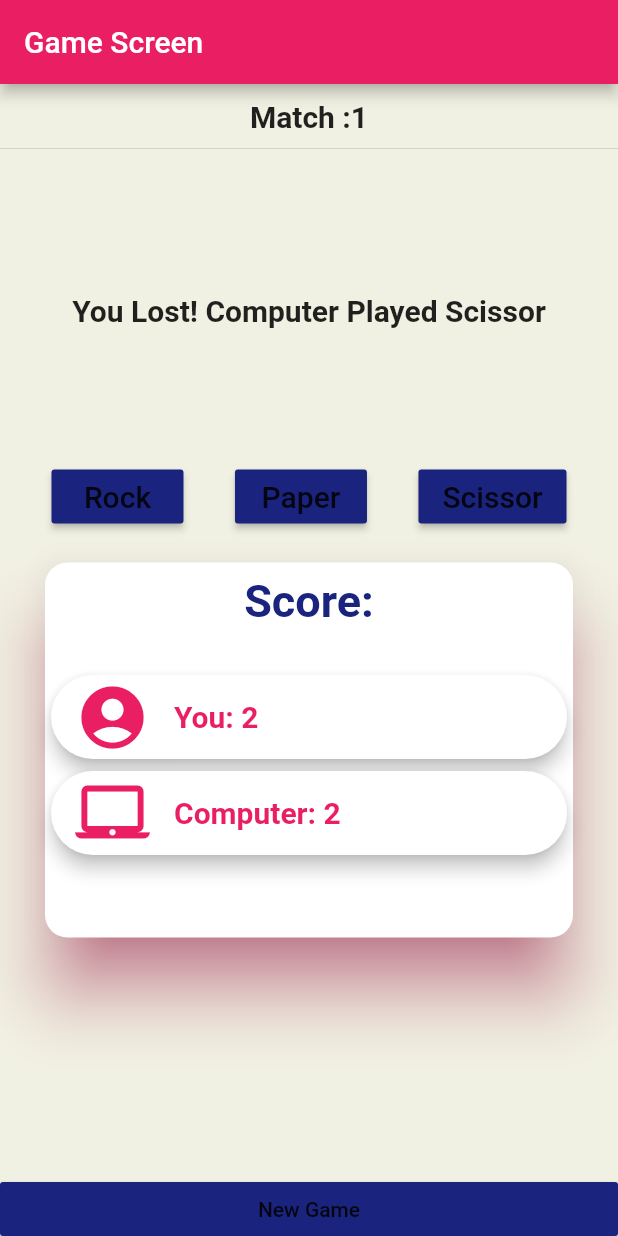
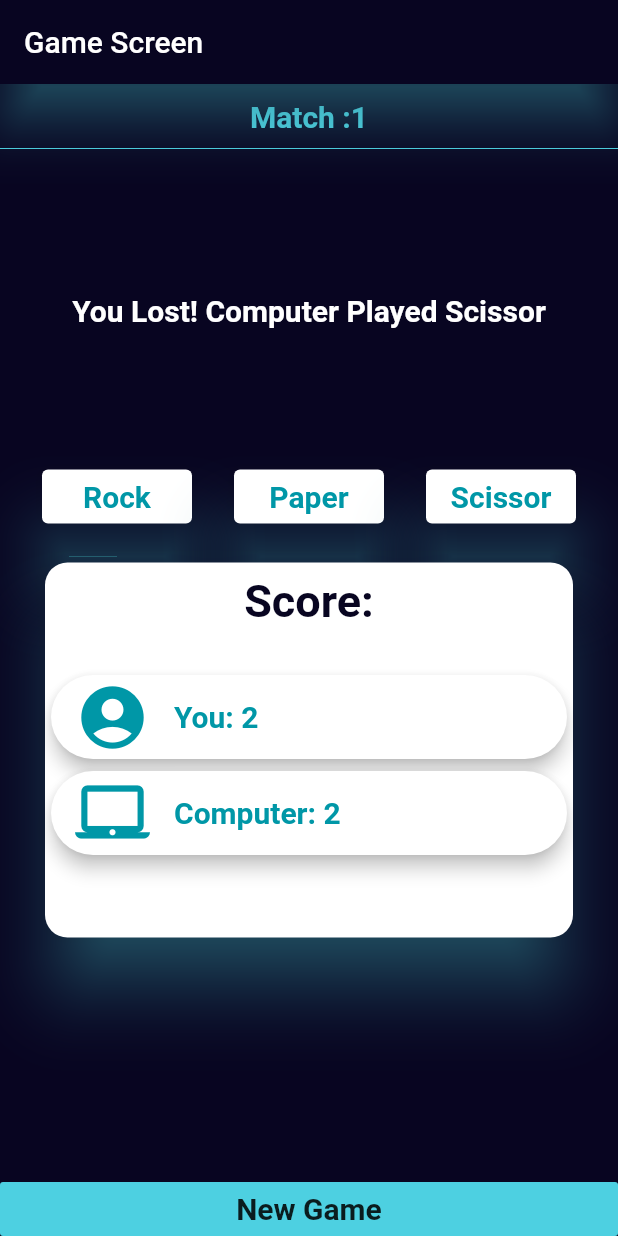
Before and after one commit to islam-ahsanul/rps-mobile-game, a Flutter app: the screen it shows after launch, on a phone screen of 412 x 824 dp. Run offline on Flutter 3.47's test engine with Material 2 defaults, Android fonts, the phone set to English and light mode, and no system bars.

Commit message:
completed UI

```diff
--- a/lib/main.dart
+++ b/lib/main.dart
@@ -15,9 +15,10 @@ class MyApp extends StatelessWidget {
     return MaterialApp(
       title: 'Flutter Demo',
       theme: ThemeData(
-        primarySwatch: Colors.pink,
-        accentColor: Colors.indigo[900],
-        canvasColor: Color.fromARGB(255, 241, 241, 227),
+        primaryColor: Colors.cyan[700],
+        accentColor: Colors.cyan[300],
+        // canvasColor: Color.fromARGB(255, 241, 241, 227),
+        canvasColor: Color.fromARGB(255, 8, 5, 33),
       ),
       home: const GameScreen(),
     );
--- a/lib/screens/game_screen.dart
+++ b/lib/screens/game_screen.dart
@@ -16,12 +16,15 @@ class GameScreen extends StatelessWidget {
     return Scaffold(
       appBar: AppBar(
         title: const Text("Game Screen"),
+        backgroundColor: Theme.of(context).canvasColor,
+        elevation: 15,
+        shadowColor: Theme.of(context).accentColor,
       ),
       body: Column(
         crossAxisAlignment: CrossAxisAlignment.stretch,
         children: [
           MatchCount(),
-          Divider(),
+          Divider(color: Theme.of(context).accentColor),
           Expanded(
             child: Column(
               children: [
--- a/lib/widgets/match_count.dart
+++ b/lib/widgets/match_count.dart
@@ -13,12 +13,15 @@ class _MatchCountState extends State<MatchCount> {
     // ignore: prefer_const_constructors
     return Padding(
       padding: const EdgeInsets.fromLTRB(0, 10, 0, 2),
-      child: const Text('Match :1',
-          textAlign: TextAlign.center,
-          style: TextStyle(
-            fontSize: 20,
-            fontWeight: FontWeight.bold,
-          )),
+      child: Text(
+        'Match :1',
+        textAlign: TextAlign.center,
+        style: TextStyle(
+          fontSize: 20,
+          color: Theme.of(context).accentColor,
+          fontWeight: FontWeight.bold,
+        ),
+      ),
     );
   }
 }
--- a/lib/widgets/newGame_button.dart
+++ b/lib/widgets/newGame_button.dart
@@ -1,3 +1,5 @@
+// ignore_for_file: prefer_const_constructors
+
 import 'package:flutter/material.dart';
 
 class NewGameButton extends StatelessWidget {
@@ -7,7 +9,13 @@ class NewGameButton extends StatelessWidget {
   Widget build(BuildContext context) {
     return RaisedButton(
       onPressed: () {},
-      child: Text('New Game'),
+      child: Text(
+        'New Game',
+        style: TextStyle(
+          fontSize: 20,
+          fontWeight: FontWeight.bold,
+        ),
+      ),
       materialTapTargetSize: MaterialTapTargetSize.shrinkWrap,
       color: Theme.of(context).accentColor,
     );
--- a/lib/widgets/result_message.dart
+++ b/lib/widgets/result_message.dart
@@ -20,6 +20,7 @@ class _ResultMessageState extends State<ResultMessage> {
         style: TextStyle(
           fontSize: 20,
           fontWeight: FontWeight.bold,
+          color: Colors.white,
         ),
       ),
       height: 200,
--- a/lib/widgets/rps_buttons.dart
+++ b/lib/widgets/rps_buttons.dart
@@ -10,35 +10,62 @@ class RPSbuttons extends StatelessWidget {
     return Row(
       mainAxisAlignment: MainAxisAlignment.spaceEvenly,
       children: [
-        RaisedButton(
+        ElevatedButton(
           onPressed: () {},
           child: Text(
             'Rock',
-            style: TextStyle(
-              fontSize: 20,
-            ),
           ),
-          color: Theme.of(context).accentColor,
+          style: ButtonStyle(
+            backgroundColor: MaterialStateProperty.all(Colors.white),
+            foregroundColor:
+                MaterialStateProperty.all(Theme.of(context).primaryColor),
+            overlayColor:
+                MaterialStateProperty.all(Theme.of(context).canvasColor),
+            textStyle: MaterialStateProperty.all(
+                TextStyle(fontSize: 20, fontWeight: FontWeight.bold)),
+            fixedSize: MaterialStateProperty.all(Size.fromWidth(100)),
+            elevation: MaterialStateProperty.all(20),
+            shadowColor:
+                MaterialStateProperty.all(Theme.of(context).accentColor),
+          ),
         ),
-        RaisedButton(
+        ElevatedButton(
           onPressed: () {},
           child: Text(
             'Paper',
-            style: TextStyle(
-              fontSize: 20,
-            ),
           ),
-          color: Theme.of(context).accentColor,
+          style: ButtonStyle(
+            backgroundColor: MaterialStateProperty.all(Colors.white),
+            foregroundColor:
+                MaterialStateProperty.all(Theme.of(context).primaryColor),
+            overlayColor:
+                MaterialStateProperty.all(Theme.of(context).canvasColor),
+            textStyle: MaterialStateProperty.all(
+                TextStyle(fontSize: 20, fontWeight: FontWeight.bold)),
+            fixedSize: MaterialStateProperty.all(Size.fromWidth(100)),
+            elevation: MaterialStateProperty.all(20),
+            shadowColor:
+                MaterialStateProperty.all(Theme.of(context).accentColor),
+          ),
         ),
-        RaisedButton(
+        ElevatedButton(
           onPressed: () {},
           child: Text(
             'Scissor',
-            style: TextStyle(
-              fontSize: 20,
-            ),
           ),
-          color: Theme.of(context).accentColor,
+          style: ButtonStyle(
+            backgroundColor: MaterialStateProperty.all(Colors.white),
+            foregroundColor:
+                MaterialStateProperty.all(Theme.of(context).primaryColor),
+            overlayColor:
+                MaterialStateProperty.all(Theme.of(context).canvasColor),
+            textStyle: MaterialStateProperty.all(
+                TextStyle(fontSize: 20, fontWeight: FontWeight.bold)),
+            fixedSize: MaterialStateProperty.all(Size.fromWidth(100)),
+            elevation: MaterialStateProperty.all(20),
+            shadowColor:
+                MaterialStateProperty.all(Theme.of(context).accentColor),
+          ),
         ),
       ],
     );
--- a/lib/widgets/score_card.dart
+++ b/lib/widgets/score_card.dart
@@ -15,7 +15,7 @@ class _ScoreCardState extends State<ScoreCard> {
   @override
   Widget build(BuildContext context) {
     return Card(
-      shadowColor: Colors.pink,
+      shadowColor: Theme.of(context).accentColor,
       elevation: 20,
       shape: RoundedRectangleBorder(
         borderRadius: BorderRadius.circular(15),
@@ -32,7 +32,7 @@ class _ScoreCardState extends State<ScoreCard> {
                 'Score:',
                 style: TextStyle(
                     fontSize: 30,
-                    color: Theme.of(context).accentColor,
+                    color: Theme.of(context).canvasColor,
                     fontWeight: FontWeight.bold),
               ),
             ),
```
